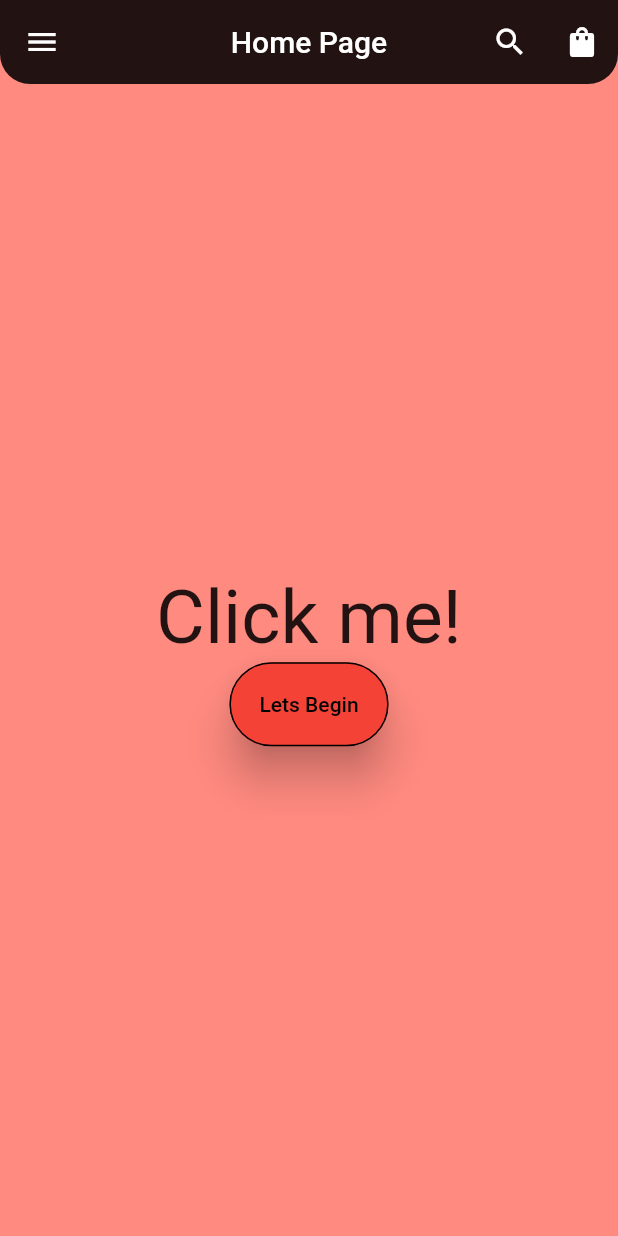
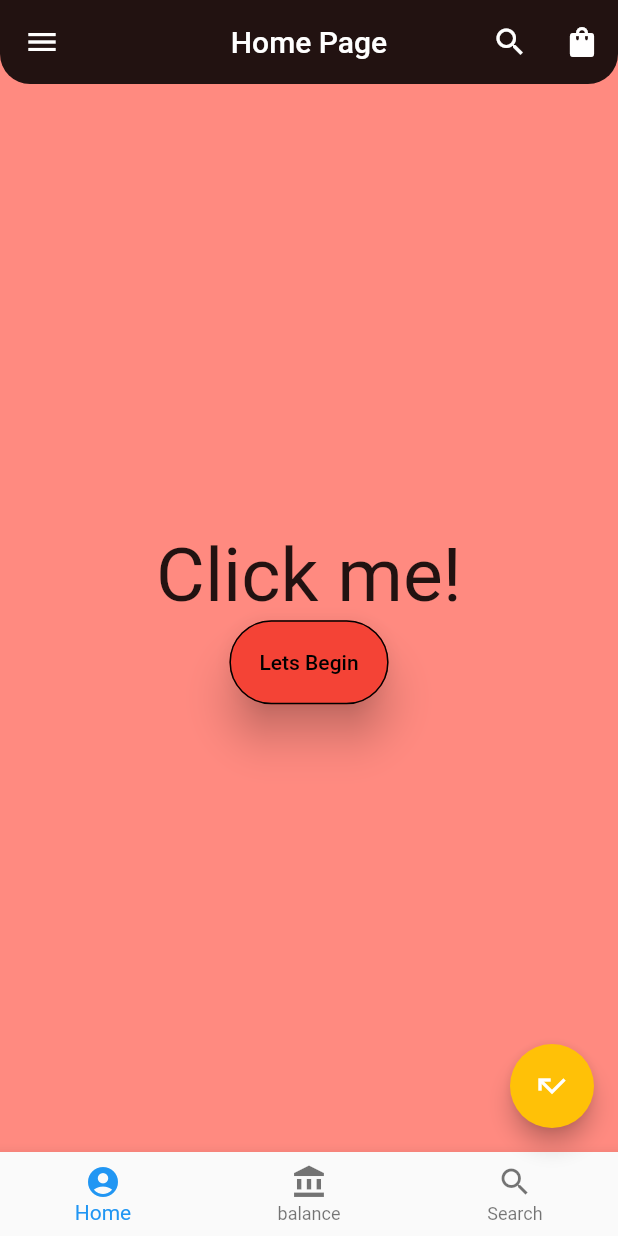
Before and after one commit to ankitojha07/daily_flutter_challenge, a Flutter app: the screen it shows after launch, on a phone screen of 412 x 824 dp. Run offline on Flutter 3.47's test engine with Material 2 defaults, Android fonts, the phone set to English and light mode, and no system bars; our stand-ins replace font_awesome_flutter.

Commit message:
floating action button

```diff
--- a/lib/Screens/Home.dart
+++ b/lib/Screens/Home.dart
@@ -1,4 +1,4 @@
-// ignore_for_file: sort_child_properties_last
+// ignore_for_file: sort_child_properties_last, prefer_const_literals_to_create_immutables
 
 import 'package:flutter/material.dart';
 import 'package:flutter/src/foundation/key.dart';
@@ -26,6 +26,19 @@ class HomePage extends StatelessWidget {
         //   fit: BoxFit.cover,
         // ),
       ),
+      floatingActionButton: FloatingActionButton(
+        child: Icon(Icons.call_missed),
+        onPressed: null,
+        backgroundColor: Colors.amber,
+      ),
+      bottomNavigationBar: BottomNavigationBar(items: [
+        BottomNavigationBarItem(icon: Icon(Icons.account_circle),label: 'Home'),
+        BottomNavigationBarItem(icon: Icon(Icons.account_balance),label: 'balance'),
+        BottomNavigationBarItem(icon: Icon(Icons.search),label: 'Search'),
+      ],
+      onTap: (int i){
+        debugPrint('Clicked on ${i+1}');
+      },),
       backgroundColor: Colors.redAccent.shade100,
       body:Center(
         child: Column(
```
